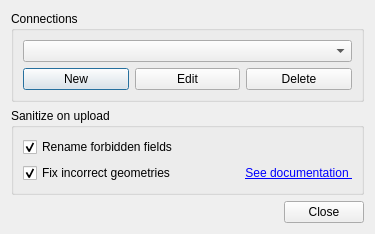
Above: src/settings_dialog_base.ui from nextgis/nextgis_connect before the change. Below: the same form after it.
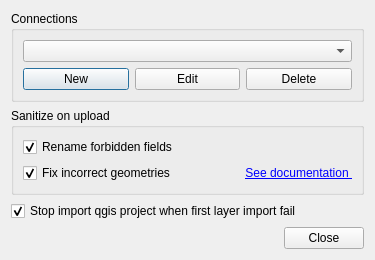
That is the form after the change.

What changed in the file:
```diff
--- a/src/settings_dialog_base.ui
+++ b/src/settings_dialog_base.ui
@@ -7,7 +7,7 @@
     <x>0</x>
     <y>0</y>
     <width>375</width>
-    <height>214</height>
+    <height>237</height>
    </rect>
   </property>
   <property name="sizePolicy">
@@ -116,6 +116,16 @@
      </layout>
     </widget>
    </item>
+   <item>
+    <widget class="QCheckBox" name="cbForceImport">
+     <property name="text">
+      <string>Stop import qgis project when first layer import fail</string>
+     </property>
+     <property name="checked">
+      <bool>true</bool>
+     </property>
+    </widget>
+   </item>
    <item>
     <spacer name="verticalSpacer">
      <property name="orientation">
```
